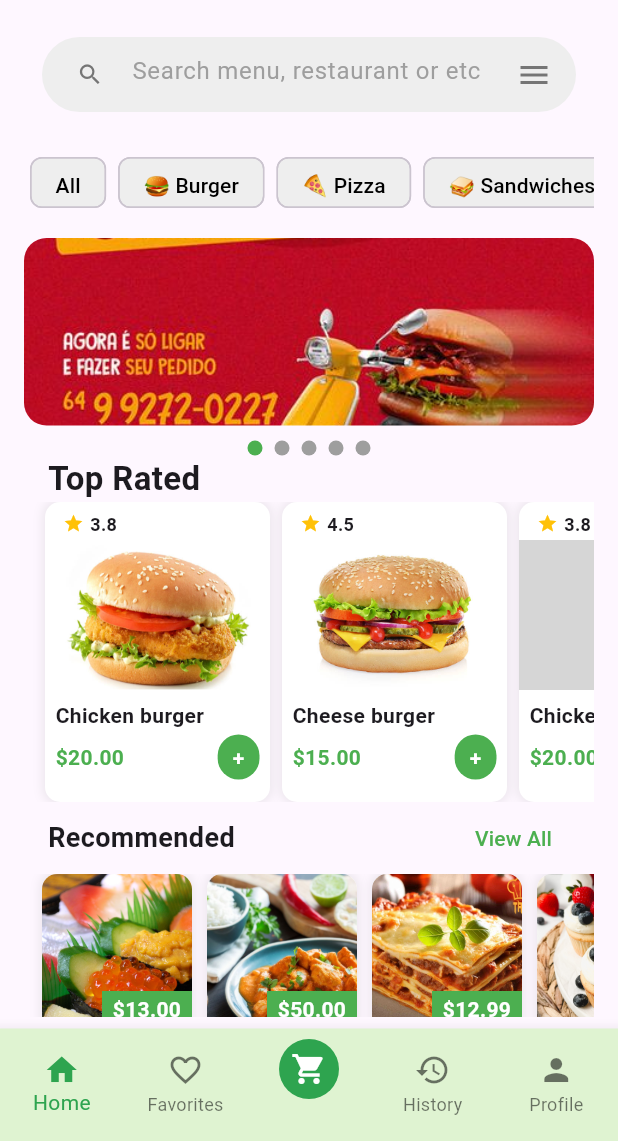
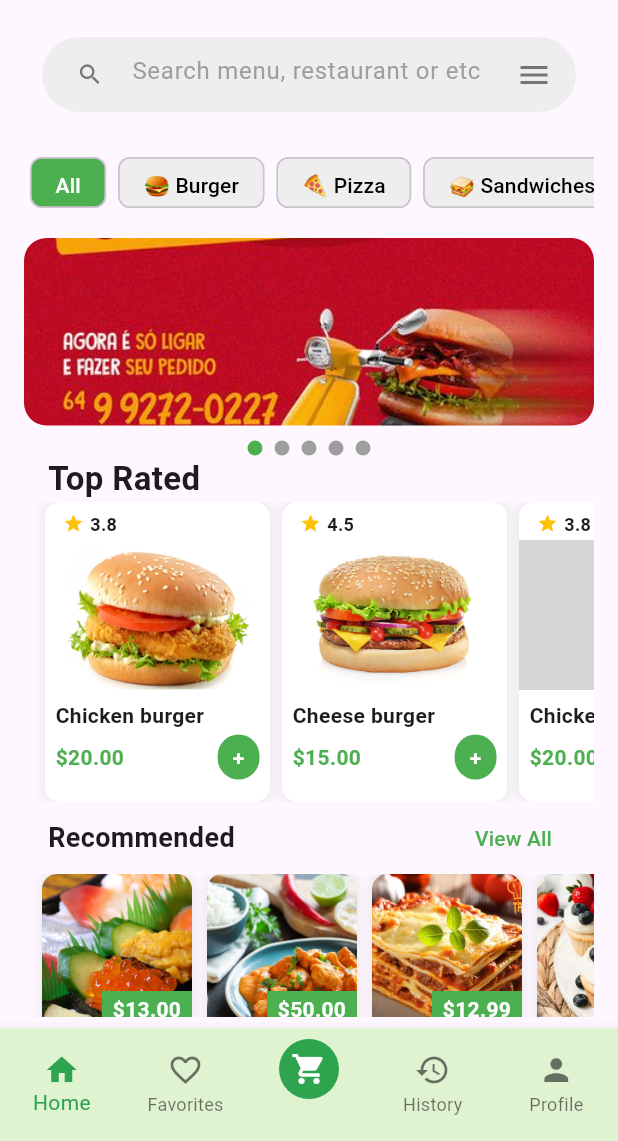
Before and after one commit to Rand-Almasri/foodtek_app, a Flutter app: the HomeScreen screen opened directly, after a tap on "All", on a phone screen of 412 x 824 dp, the part 95-1236 px from its top. Run offline on Flutter 3.47's test engine with Material 3 defaults, Android fonts, the phone set to English and light mode, and no system bars; drawn by our look-alikes of smooth_page_indicator; our stand-ins replace country_code_picker, permission_handler, shared_preferences; accounts and stored records are empty; grey boxes are pictures that could not be loaded.

Commit message:
edit all catedory

```diff
--- a/lib/view/widgets/category_chips_widget.dart
+++ b/lib/view/widgets/category_chips_widget.dart
@@ -21,7 +21,8 @@ class CategoryChipsWidget extends StatelessWidget {
         child: ListView(
           scrollDirection: Axis.horizontal,
           children: [
-            buildCategoryChip(context, 'All', selectedCategory == 'All', onTap: () {
+            buildCategoryChip(context, 'All', selectedCategory == null || selectedCategory == 'All', onTap: () {
+
               Navigator.push(
                 context,
                 MaterialPageRoute(builder: (context) =>  MainScreen()),
```
